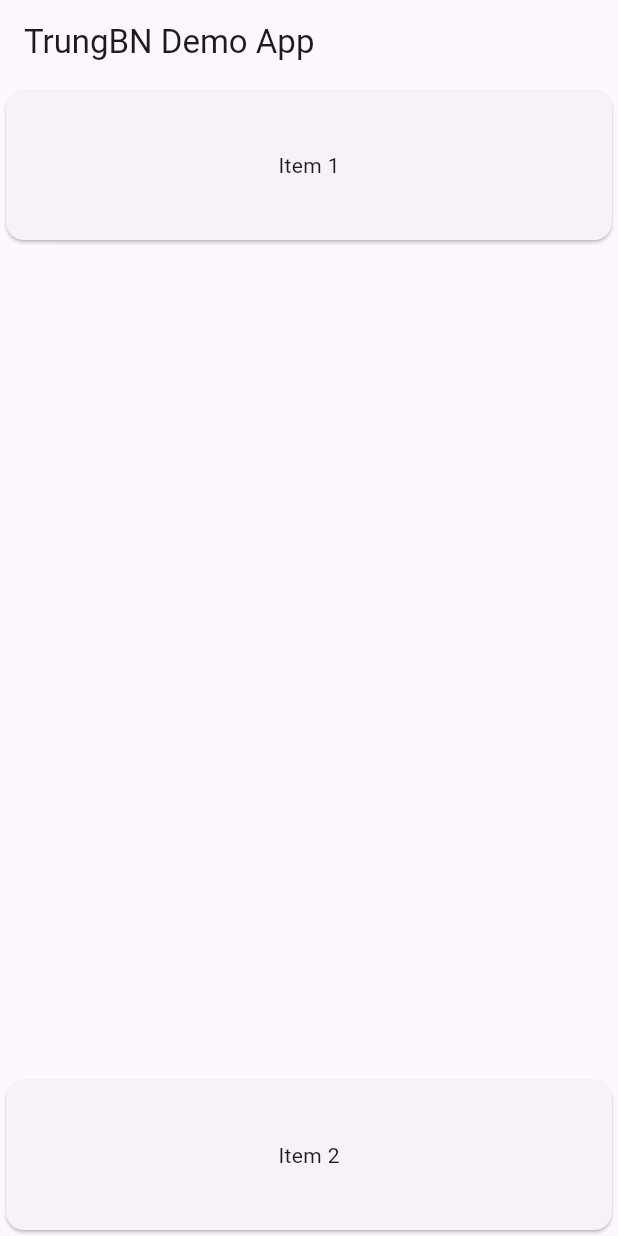
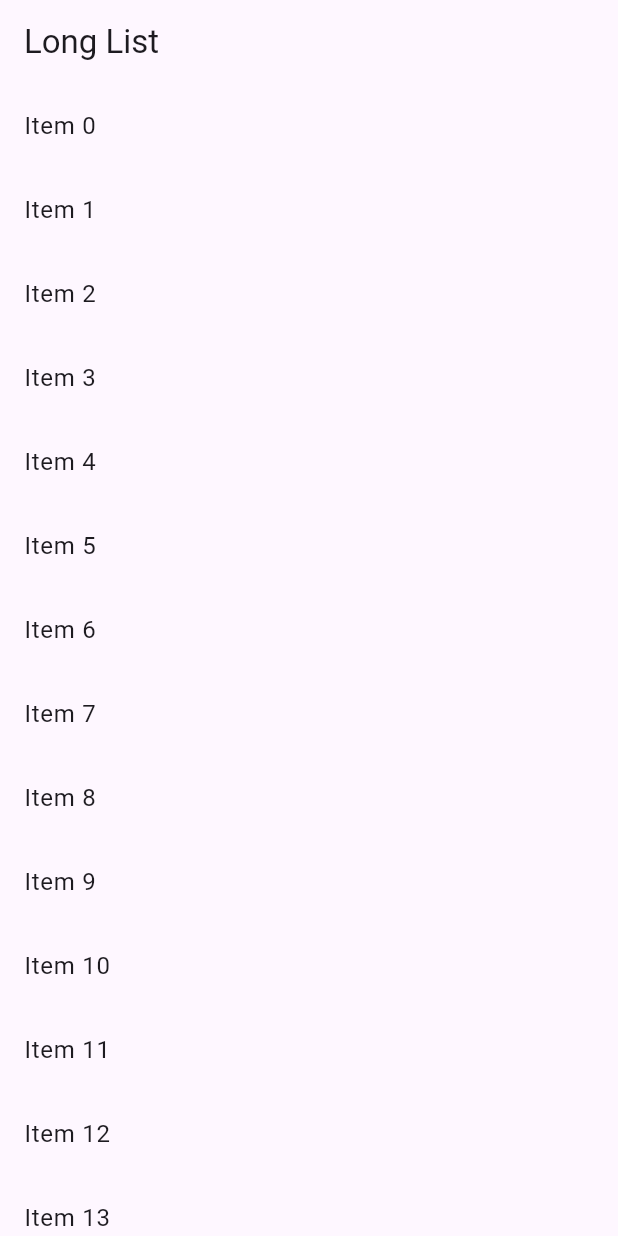
Before and after one commit to namtrungit/FlutterStudyTrungbn, a Flutter app: the screen it shows after launch, on a phone screen of 412 x 824 dp. Run offline on Flutter 3.47's test engine with Material 3 defaults, Android fonts, the phone set to English and light mode, and no system bars.

Commit message:
Work with Long List

```diff
--- a/lib/main.dart
+++ b/lib/main.dart
@@ -1,34 +1,25 @@
 import 'package:flutter/material.dart';
 
 void main() {
-  runApp(const MyApp());
+  runApp(MyApp());
 }
 
 class MyApp extends StatelessWidget {
-  const MyApp({super.key});
+  MyApp({super.key});
+  final List<String> items = List<String>.generate(10000, (i) => 'Item $i');
   @override
   Widget build(BuildContext context) {
-    const String appTitle = 'TrungBN Demo App';
+    const title = 'Long List';
+
     return MaterialApp(
-      title: appTitle,
+      title: title,
       home: Scaffold(
-        appBar: AppBar(title: const Text(appTitle)),
-        body: LayoutBuilder(
-          builder: (context, constraints) {
-            return SingleChildScrollView(
-              child: ConstrainedBox(
-                constraints: BoxConstraints(minHeight: constraints.maxHeight),
-                child: Column(
-                  mainAxisAlignment: MainAxisAlignment.spaceBetween,
-                  crossAxisAlignment: CrossAxisAlignment.stretch,
-                  children: [
-                    ItemWidget(text: 'Item 1'),
-                    ItemWidget(text: 'Item 2'),
-
-                  ],
-                ),
-              ),
-            );
+        appBar: AppBar(title: const Text(title)),
+        body: ListView.builder(
+          itemCount: items.length,
+          prototypeItem: ListTile(title: Text(items.first)),
+          itemBuilder: (context, index) {
+            return ListTile(title: Text(items[index]));
           },
         ),
       ),
```
